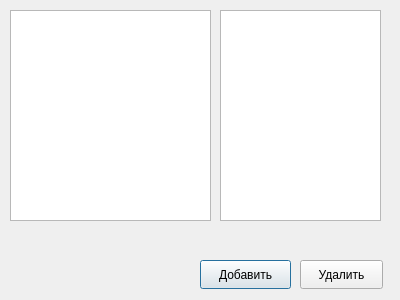
The window that courseWork/hatefood.ui (mellonii/maltite) describes before a commit, drawn with Qt 5.
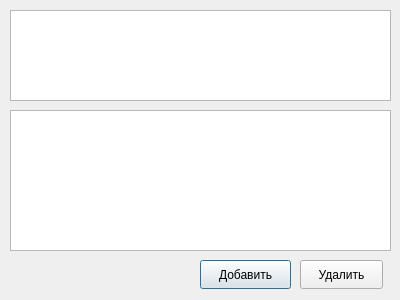
The same window after the commit.

The edit to the form file:
```diff
--- a/courseWork/hatefood.ui
+++ b/courseWork/hatefood.ui
@@ -44,18 +44,18 @@
     <rect>
      <x>10</x>
      <y>10</y>
-     <width>201</width>
-     <height>211</height>
+     <width>381</width>
+     <height>91</height>
     </rect>
    </property>
   </widget>
   <widget class="QTableView" name="tableView_2">
    <property name="geometry">
     <rect>
-     <x>220</x>
-     <y>10</y>
-     <width>161</width>
-     <height>211</height>
+     <x>10</x>
+     <y>110</y>
+     <width>381</width>
+     <height>141</height>
     </rect>
    </property>
   </widget>
```
